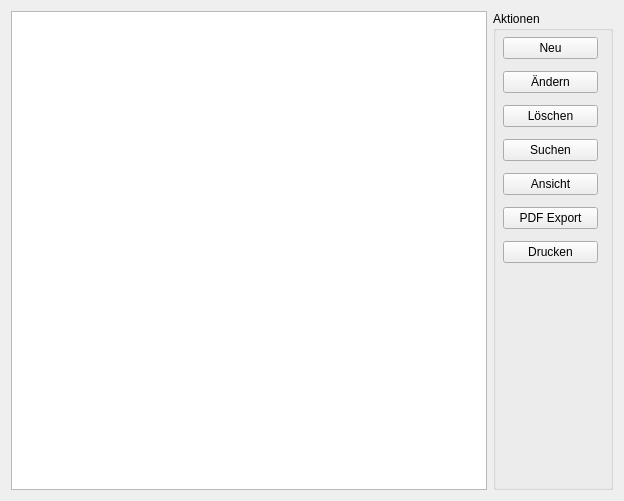
First picture: the form in form/basetab.ui, repository romanweissflog/FAKT, before the edit.
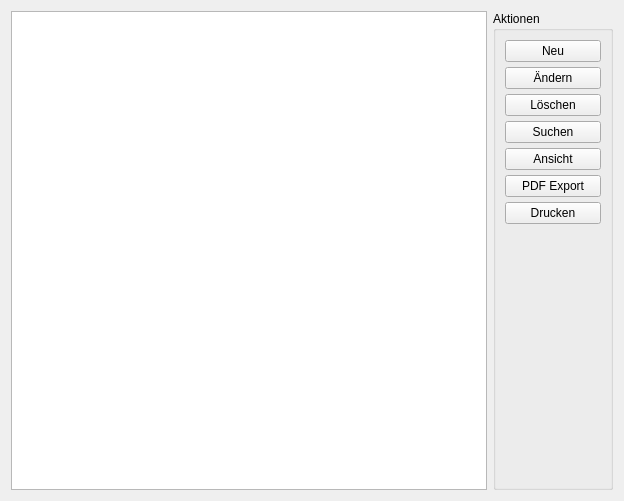
Second picture: the form after the edit. Custom widgets are drawn as their Qt base class.

```diff
--- a/form/basetab.ui
+++ b/form/basetab.ui
@@ -28,16 +28,12 @@
      <property name="title">
       <string>Aktionen</string>
      </property>
-     <widget class="QWidget" name="layoutWidget">
-      <property name="geometry">
-       <rect>
-        <x>10</x>
-        <y>20</y>
-        <width>95</width>
-        <height>240</height>
-       </rect>
-      </property>
+     <layout class="QVBoxLayout" name="verticalLayout">
+      <item>
       <layout class="QVBoxLayout" name="layoutAction">
+        <property name="spacing">
+         <number>5</number>
+        </property>
        <item>
         <widget class="QPushButton" name="newEntry">
          <property name="text">
@@ -88,7 +84,21 @@
         </widget>
        </item>
       </layout>
-     </widget>
+      </item>
+      <item>
+       <spacer name="verticalSpacer">
+        <property name="orientation">
+         <enum>Qt::Vertical</enum>
+        </property>
+        <property name="sizeHint" stdset="0">
+         <size>
+          <width>20</width>
+          <height>201</height>
+         </size>
+        </property>
+       </spacer>
+      </item>
+     </layout>
     </widget>
    </item>
   </layout>
```
Lines whose indentation alone changed are shown as unchanged.
